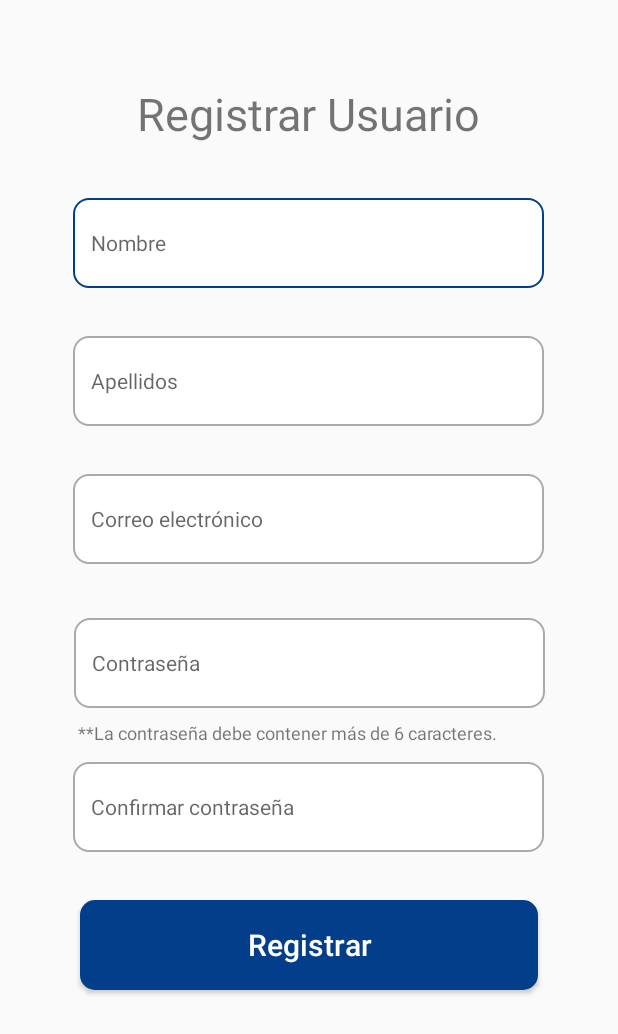
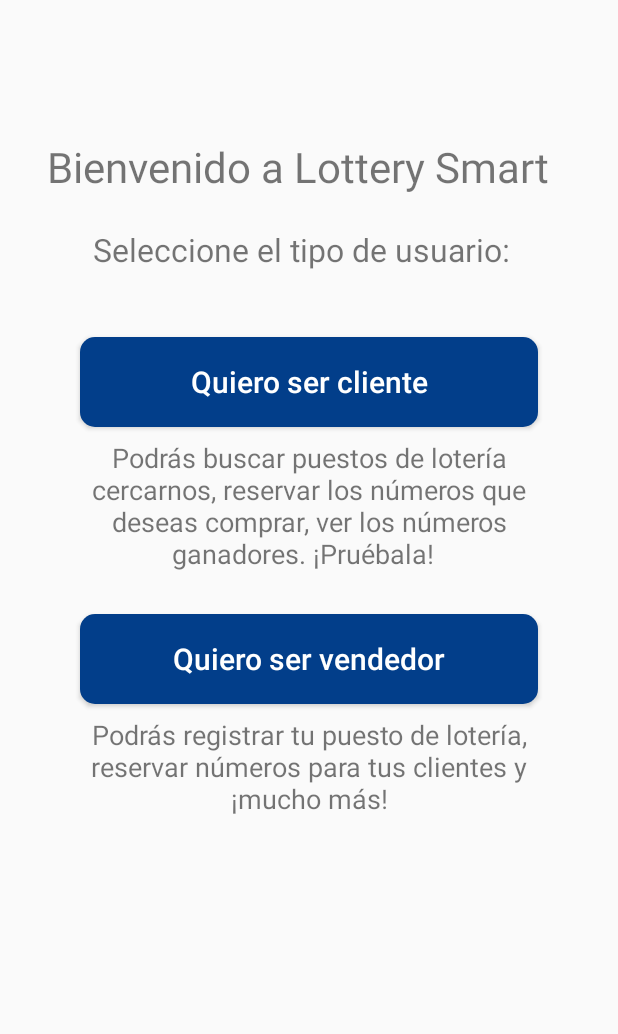
Before and after one commit to adiazpcenfo/LotterySmartApp, an Android app: the screen it shows after launch (RegisterUserActivity before the commit, TypeUserActivity after it), after a tap on "¿NO TIENES UNA CUENTA?", on a phone screen of 412 x 824 dp. Shown: the top 1034 px of the screen. Run offline under Robolectric (Android 15) with nearby library versions, the phone set to English and light mode, and no system bars; our stand-ins replace Firebase (no records; nobody signed in at launch, a user with empty details on screens opened directly).

Commit message:
Register seller and fixes

```diff
--- a/app/build.gradle
+++ b/app/build.gradle
@@ -48,6 +48,7 @@
     implementation 'androidx.navigation:navigation-fragment:2.1.0'
     implementation 'androidx.navigation:navigation-ui:2.1.0'
     implementation 'androidx.lifecycle:lifecycle-extensions:2.1.0'
+    implementation 'com.google.android.gms:play-services-maps:17.0.0'
     testImplementation 'junit:junit:4.12'
     androidTestImplementation 'androidx.test.ext:junit:1.1.2'
     androidTestImplementation 'androidx.test.espresso:espresso-core:3.3.0'
--- a/app/src/main/AndroidManifest.xml
+++ b/app/src/main/AndroidManifest.xml
@@ -9,7 +9,9 @@
         android:roundIcon="@mipmap/ic_launcher_round"
         android:supportsRtl="true"
         android:theme="@style/AppTheme">
-        <activity android:name=".activity.SellerListActivity"></activity>
+        <activity android:name=".activity.TypeUserActivity"></activity>
+        <activity android:name=".activity.RegisterSellerActivity" />
+        <activity android:name=".activity.SellerListActivity" />
         <activity android:name=".activity.SearchSellerActivity" />
         <activity android:name=".activity.RegisterUserActivity" />
         <activity
@@ -31,9 +33,9 @@
             android:label="@string/title_activity_forget_password"
             android:theme="@style/AppTheme.NoActionBar" />
         <activity
-        android:name=".DrawActivity"
-        android:label="DrawActivity"
-        android:theme="@style/AppTheme.NoActionBar" />
+            android:name=".DrawActivity"
+            android:label="DrawActivity"
+            android:theme="@style/AppTheme.NoActionBar" />
     </application>
 
 </manifest>
--- a/app/src/main/java/com/mobile/lotterysmartapp/activity/AuthenticationActivity.kt
+++ b/app/src/main/java/com/mobile/lotterysmartapp/activity/AuthenticationActivity.kt
@@ -53,7 +53,7 @@
 
         //Setup register button
         buttonRegister.setOnClickListener{
-            val intent = Intent(this,RegisterUserActivity::class.java)
+            val intent = Intent(this,TypeUserActivity::class.java)
             intent.flags = Intent.FLAG_ACTIVITY_NEW_TASK or Intent.FLAG_ACTIVITY_CLEAR_TASK
             startActivity(intent)
         }
--- a/app/src/main/java/com/mobile/lotterysmartapp/activity/HomeActivity.kt
+++ b/app/src/main/java/com/mobile/lotterysmartapp/activity/HomeActivity.kt
@@ -149,7 +149,7 @@
         if (drawerLayout.isDrawerOpen(GravityCompat.START)) {
             drawerLayout.closeDrawer(GravityCompat.START)
         } else {
-            super.onBackPressed()
+            finishAffinity()
         }
     }
 }
--- /dev/null
+++ b/app/src/main/java/com/mobile/lotterysmartapp/activity/RegisterSellerActivity.kt
@@ -0,0 +1,12 @@
+package com.mobile.lotterysmartapp.activity
+
+import androidx.appcompat.app.AppCompatActivity
+import android.os.Bundle
+import com.mobile.lotterysmartapp.R
+
+class RegisterSellerActivity : AppCompatActivity() {
+    override fun onCreate(savedInstanceState: Bundle?) {
+        super.onCreate(savedInstanceState)
+        setContentView(R.layout.activity_register_seller)
+    }
+}
--- a/app/src/main/java/com/mobile/lotterysmartapp/activity/RegisterUserActivity.kt
+++ b/app/src/main/java/com/mobile/lotterysmartapp/activity/RegisterUserActivity.kt
@@ -175,8 +175,8 @@
      * @author Jimena Vega
      */
     override fun onBackPressed() {
-        val intentToBack = Intent(this,AuthenticationActivity::class.java)
-        intent.flags = Intent.FLAG_ACTIVITY_NEW_TASK or Intent.FLAG_ACTIVITY_CLEAR_TASK
+        val intentToBack = Intent(this,TypeUserActivity::class.java)
+        intentToBack.flags = Intent.FLAG_ACTIVITY_NEW_TASK or Intent.FLAG_ACTIVITY_CLEAR_TASK
         startActivity(intentToBack)
     }
 }
--- /dev/null
+++ b/app/src/main/java/com/mobile/lotterysmartapp/activity/TypeUserActivity.kt
@@ -0,0 +1,41 @@
+package com.mobile.lotterysmartapp.activity
+
+import android.content.Intent
+import androidx.appcompat.app.AppCompatActivity
+import android.os.Bundle
+import androidx.core.view.GravityCompat
+import com.mobile.lotterysmartapp.R
+import kotlinx.android.synthetic.main.activity_select_type_user.*
+import kotlinx.coroutines.selects.select
+
+class TypeUserActivity : AppCompatActivity() {
+
+    override fun onCreate(savedInstanceState: Bundle?) {
+        super.onCreate(savedInstanceState)
+        setContentView(R.layout.activity_select_type_user)
+
+        selectType()
+    }
+
+    private fun selectType(){
+
+        var intent = Intent()
+        intent.flags = Intent.FLAG_ACTIVITY_NEW_TASK or Intent.FLAG_ACTIVITY_CLEAR_TASK
+
+        buttonBuyer.setOnClickListener{
+           intent = Intent(this,RegisterUserActivity::class.java)
+            startActivity(intent)
+        }
+        buttonSeller.setOnClickListener{
+            intent =  Intent(this,RegisterSellerActivity::class.java)
+            startActivity(intent)
+        }
+
+    }
+
+    override fun onBackPressed() {
+        val intentToBack = Intent(this,AuthenticationActivity::class.java)
+        intentToBack.flags = Intent.FLAG_ACTIVITY_NEW_TASK or Intent.FLAG_ACTIVITY_CLEAR_TASK
+        startActivity(intentToBack)
+    }
+}
--- /dev/null
+++ b/app/src/main/res/layout/activity_register_seller.xml
@@ -0,0 +1,15 @@
+<?xml version="1.0" encoding="utf-8"?>
+<androidx.constraintlayout.widget.ConstraintLayout xmlns:android="http://schemas.android.com/apk/res/android"
+    xmlns:app="http://schemas.android.com/apk/res-auto"
+    xmlns:tools="http://schemas.android.com/tools"
+    android:layout_width="match_parent"
+    android:layout_height="match_parent"
+    tools:context=".activity.RegisterSellerActivity">
+
+    <com.google.android.gms.maps.MapView
+        android:id="@+id/mapView"
+        android:layout_width="300dp"
+        android:layout_height="259dp"
+        tools:layout_editor_absoluteX="57dp"
+        tools:layout_editor_absoluteY="180dp" />
+</androidx.constraintlayout.widget.ConstraintLayout>
--- /dev/null
+++ b/app/src/main/res/layout/activity_select_type_user.xml
@@ -0,0 +1,85 @@
+<?xml version="1.0" encoding="utf-8"?>
+<androidx.constraintlayout.widget.ConstraintLayout xmlns:android="http://schemas.android.com/apk/res/android"
+    xmlns:app="http://schemas.android.com/apk/res-auto"
+    xmlns:tools="http://schemas.android.com/tools"
+    android:layout_width="match_parent"
+    android:layout_height="match_parent"
+    tools:context=".activity.TypeUserActivity">
+
+    <TextView
+        android:id="@+id/typeUserLbl"
+        android:layout_width="wrap_content"
+        android:layout_height="wrap_content"
+        android:layout_marginTop="152dp"
+        android:text="@string/tipo_de_usuario"
+        android:textSize="21sp"
+        app:layout_constraintEnd_toEndOf="parent"
+        app:layout_constraintHorizontal_bias="0.462"
+        app:layout_constraintStart_toStartOf="parent"
+        app:layout_constraintTop_toTopOf="parent" />
+
+    <TextView
+        android:id="@+id/registerUserLbl4"
+        android:layout_width="305dp"
+        android:layout_height="wrap_content"
+        android:layout_marginTop="8dp"
+        android:text="Podrás buscar puestos de lotería cercarnos, reservar los números que deseas comprar, ver los números ganadores. ¡Pruébala!  "
+        android:textAlignment="center"
+        android:textSize="18sp"
+        app:layout_constraintEnd_toEndOf="parent"
+        app:layout_constraintStart_toStartOf="parent"
+        app:layout_constraintTop_toBottomOf="@+id/buttonBuyer" />
+
+    <TextView
+        android:id="@+id/registerUserLbl5"
+        android:layout_width="305dp"
+        android:layout_height="wrap_content"
+        android:layout_marginTop="8dp"
+        android:text="@string/podr_s_registrar_tu_puesto_de_loter_a_reservar_n_meros_para_tus_clientes_y_mucho_m_s"
+        android:textAlignment="center"
+        android:textSize="18sp"
+        app:layout_constraintEnd_toEndOf="parent"
+        app:layout_constraintStart_toStartOf="parent"
+        app:layout_constraintTop_toBottomOf="@+id/buttonSeller" />
+
+    <Button
+        android:id="@+id/buttonBuyer"
+        android:layout_width="305dp"
+        android:layout_height="60dp"
+        android:layout_marginTop="44dp"
+        android:background="@drawable/custom_search_seller_btn"
+        android:text="@string/quiero_ser_comprador"
+        android:textAllCaps="false"
+        android:textColor="@android:color/white"
+        android:textSize="20sp"
+        app:layout_constraintEnd_toEndOf="parent"
+        app:layout_constraintStart_toStartOf="parent"
+        app:layout_constraintTop_toBottomOf="@+id/typeUserLbl" />
+
+    <Button
+        android:id="@+id/buttonSeller"
+        android:layout_width="305dp"
+        android:layout_height="60dp"
+        android:layout_marginTop="28dp"
+        android:background="@drawable/custom_search_seller_btn"
+        android:text="@string/quiero_ser_vendedor"
+        android:textAllCaps="false"
+        android:textColor="@android:color/white"
+        android:textSize="20sp"
+        app:layout_constraintEnd_toEndOf="parent"
+        app:layout_constraintStart_toStartOf="parent"
+        app:layout_constraintTop_toBottomOf="@+id/registerUserLbl4" />
+
+    <TextView
+        android:id="@+id/lotterySmartLbl"
+        android:layout_width="wrap_content"
+        android:layout_height="wrap_content"
+        android:layout_marginTop="92dp"
+        android:text="@string/bienvenido_a_lottery_smart"
+        android:textSize="28sp"
+        app:layout_constraintEnd_toEndOf="parent"
+        app:layout_constraintHorizontal_bias="0.41"
+        app:layout_constraintStart_toStartOf="parent"
+        app:layout_constraintTop_toTopOf="parent" />
+
+</androidx.constraintlayout.widget.ConstraintLayout>
--- a/app/src/main/res/values/strings.xml
+++ b/app/src/main/res/values/strings.xml
@@ -41,4 +41,9 @@
     <string name="drawMaint">Sorteo</string>
     <string name="save">Guardar</string>
     <string name="cancel">Cancelar</string>
+    <string name="quiero_ser_comprador">Quiero ser cliente</string>
+    <string name="tipo_de_usuario">Seleccione el tipo de usuario:</string>
+    <string name="quiero_ser_vendedor">Quiero ser vendedor</string>
+    <string name="bienvenido_a_lottery_smart">Bienvenido a Lottery Smart</string>
+    <string name="podr_s_registrar_tu_puesto_de_loter_a_reservar_n_meros_para_tus_clientes_y_mucho_m_s">Podrás registrar tu puesto de lotería, reservar números para tus clientes y ¡mucho más!</string>
 </resources>
```
